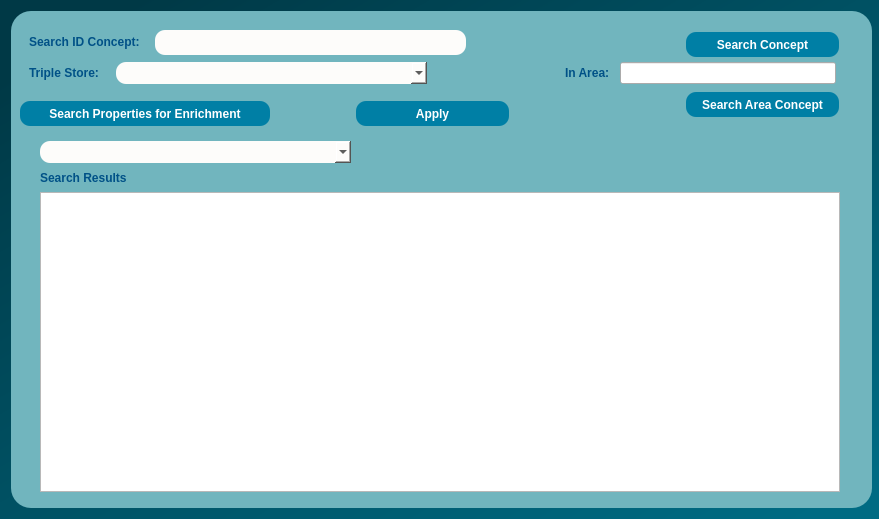
sparqlunicorn/sparqlunicornGoesGIS, file dialogs/ui/whattoenrichdialog.ui: the form before one commit.
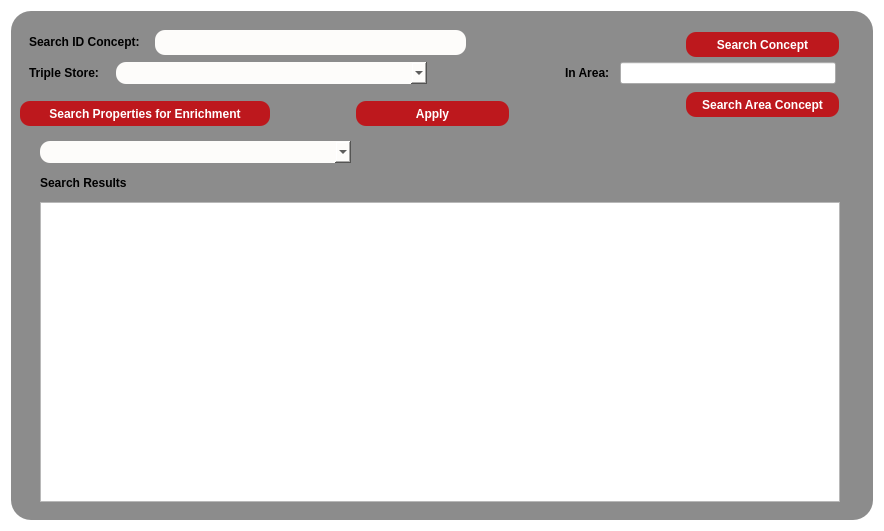
The form after the commit.

The edit to the form file:
```diff
--- a/dialogs/ui/whattoenrichdialog.ui
+++ b/dialogs/ui/whattoenrichdialog.ui
@@ -6,8 +6,8 @@
    <rect>
     <x>0</x>
     <y>0</y>
-    <width>879</width>
-    <height>519</height>
+    <width>884</width>
+    <height>531</height>
    </rect>
   </property>
   <property name="minimumSize">
@@ -21,7 +21,8 @@
   </property>
   <property name="styleSheet">
    <string notr="true">QObject#whatToEnrichtDialog{
-background-color:qlineargradient(spread:pad, x1:0, y1:0, x2:1, y2:1, stop:0.0795455 rgba(0, 57, 70, 255), stop:0.5625 rgba(0, 85, 104, 255), stop:0.954545 rgba(0, 107, 131, 255));}
+	background-color: rgb(255, 255, 255);
+}
 </string>
   </property>
   <layout class="QGridLayout" name="gridLayout_2">
@@ -35,7 +36,8 @@
      </property>
      <property name="styleSheet">
       <string notr="true">QObject#frame{
-	background-color:qlineargradient(spread:pad, x1:0, y1:0, x2:1, y2:1, stop:0.0113636 rgba(113, 181, 190, 255));
+	
+	background-color: rgb(140, 140, 140);
 	
 border-radius:20px;}
 
@@ -82,7 +84,7 @@
               </font>
              </property>
              <property name="styleSheet">
-              <string notr="true">color:rgb(0, 81, 135);</string>
+              <string notr="true">color: rgb(0, 0, 0);</string>
              </property>
              <property name="text">
               <string>Search ID Concept:</string>
@@ -154,7 +156,7 @@
               </font>
              </property>
              <property name="styleSheet">
-              <string notr="true">color:rgb(0, 81, 135);</string>
+              <string notr="true">color: rgb(0, 0, 0);</string>
              </property>
              <property name="text">
               <string>Triple Store:</string>
@@ -241,7 +243,7 @@
           <cursorShape>PointingHandCursor</cursorShape>
          </property>
          <property name="styleSheet">
-          <string notr="true">background-color:rgb(0, 127, 165);
+          <string notr="true">background-color:rgb(189, 24, 29);
 border-radius:10px;
 color: rgb(255, 255, 255);</string>
          </property>
@@ -281,7 +283,7 @@
              </font>
             </property>
             <property name="styleSheet">
-             <string notr="true">color:rgb(0, 81, 135);</string>
+             <string notr="true">color: rgb(0, 0, 0);</string>
             </property>
             <property name="text">
              <string>In Area:</string>
@@ -326,7 +328,7 @@
           <cursorShape>PointingHandCursor</cursorShape>
          </property>
          <property name="styleSheet">
-          <string notr="true">background-color:rgb(0, 127, 165);
+          <string notr="true">background-color:rgb(189, 24, 29);
 border-radius:10px;
 color: rgb(255, 255, 255);</string>
          </property>
@@ -361,7 +363,7 @@
          <cursorShape>PointingHandCursor</cursorShape>
         </property>
         <property name="styleSheet">
-         <string notr="true">background-color:rgb(0, 127, 165);
+         <string notr="true">background-color:rgb(189, 24, 29);
 border-radius:10px;
 color: rgb(255, 255, 255);</string>
         </property>
@@ -395,7 +397,7 @@
          <cursorShape>PointingHandCursor</cursorShape>
         </property>
         <property name="styleSheet">
-         <string notr="true">background-color:rgb(0, 127, 165);
+         <string notr="true">background-color:rgb(189, 24, 29);
 border-radius:10px;
 color: rgb(255, 255, 255);</string>
         </property>
@@ -445,7 +447,7 @@
             </font>
            </property>
            <property name="styleSheet">
-            <string notr="true">color:rgb(0, 81, 135);</string>
+            <string notr="true">color: rgb(0, 0, 0);</string>
            </property>
            <property name="text">
             <string>Search Results</string>
```
